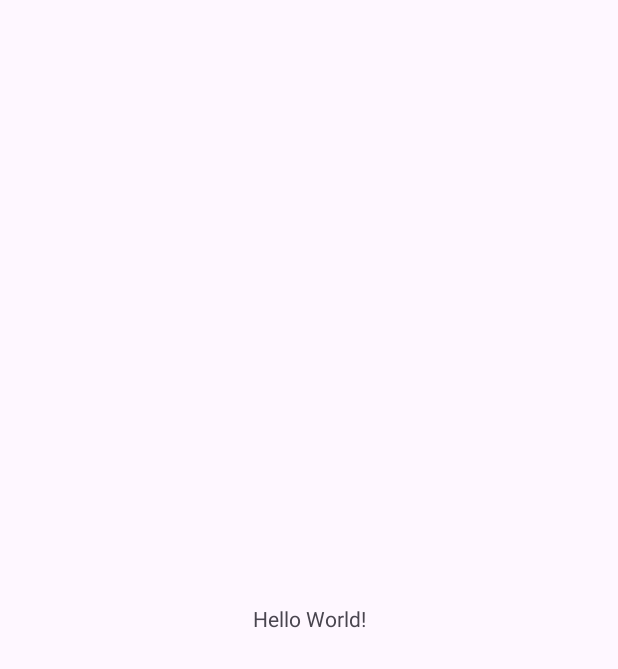
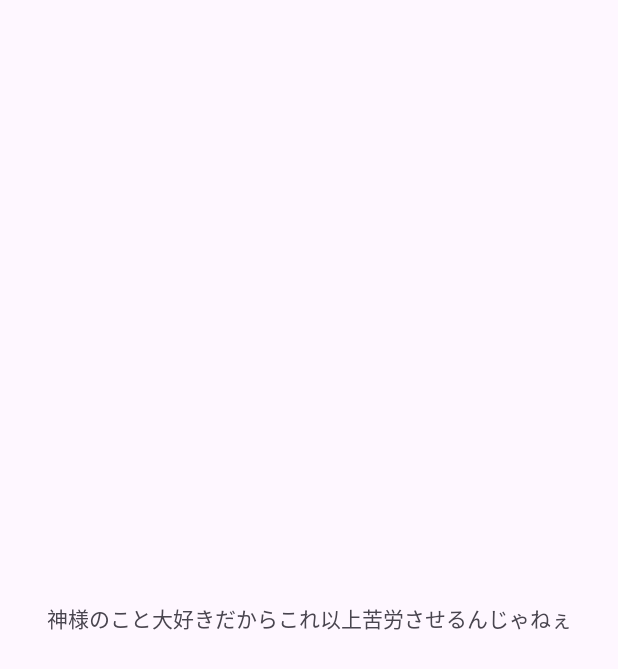
Before and after one commit to HamSharua/Android, an Android app: the screen it shows after launch (MainActivity), on a phone screen of 412 x 824 dp. Before the commit the part shown is almost empty. Shown: the top 669 px of the screen. Run offline under Robolectric (Android 15) with nearby library versions, the phone set to English and light mode, and no system bars.

Commit message:
ｓｄｄｆｓ

```diff
--- a/app/src/main/res/layout/activity_main.xml
+++ b/app/src/main/res/layout/activity_main.xml
@@ -10,7 +10,7 @@
     <TextView
         android:layout_width="wrap_content"
         android:layout_height="wrap_content"
-        android:text="Hello World!"
+        android:text="神様のこと大好きだからこれ以上苦労させるんじゃねぇ"
         app:layout_constraintBottom_toBottomOf="parent"
         app:layout_constraintEnd_toEndOf="parent"
         app:layout_constraintStart_toStartOf="parent"
```
